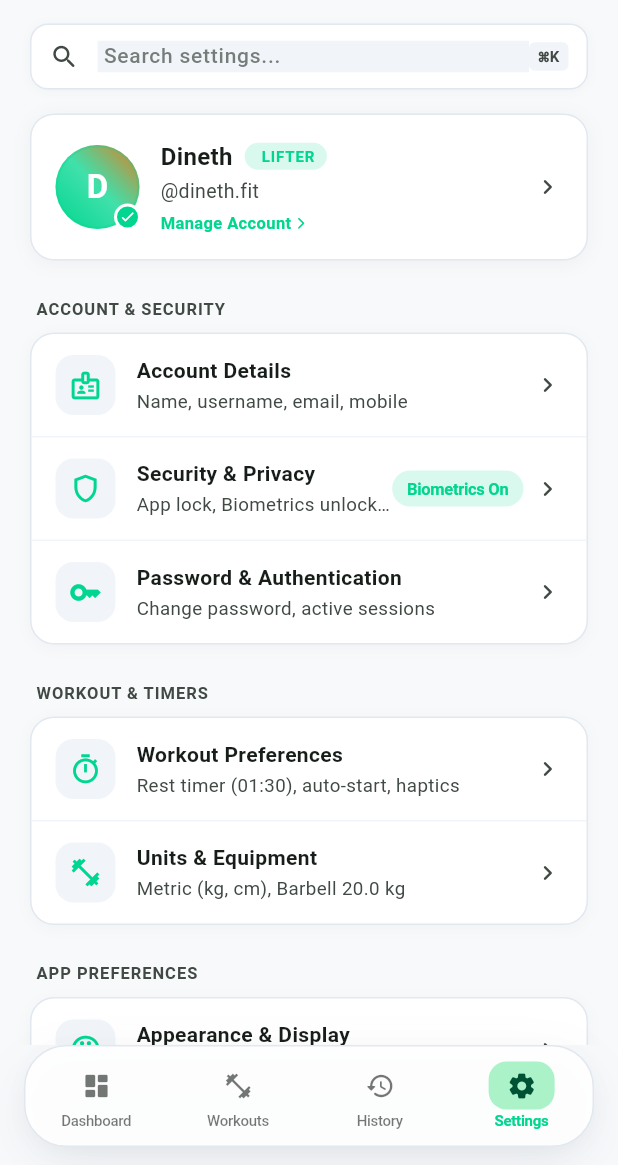
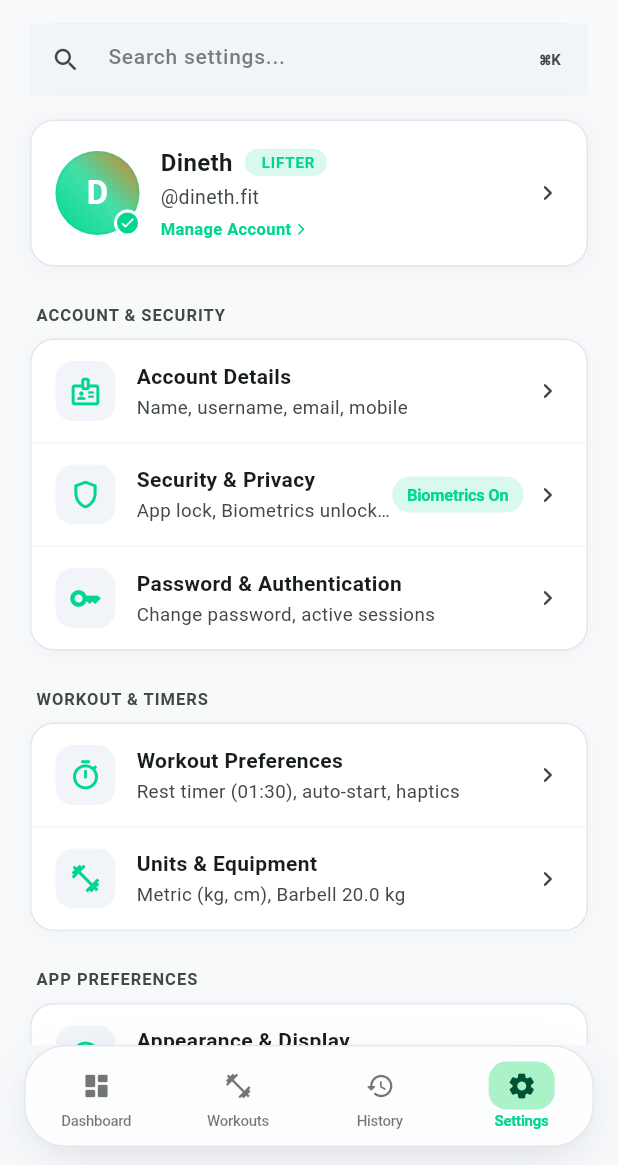
Before and after one commit to MasterDineth/FitTrack, a Flutter app: the SettingsScreen screen opened by its route, on a phone screen of 412 x 824 dp, the part 71-1236 px from its top. Run offline on Flutter 3.47's test engine with Material 3 defaults, Android fonts, the phone set to English and light mode, and no system bars; drawn by our look-alikes of dynamic_color; our stand-ins replace flutter_riverpod, freezed_annotation, go_router, image_picker, local_auth, riverpod_annotation and 2 more; accounts and stored records are empty; generated files the repository leaves out were written again; Roboto replaces fonts that are missing (Plus Jakarta Sans).

Commit message:
Refine settings search bar styling
Simplified the settings search UI by replacing the custom row wrapper with a single disabled TextField using InputDecoration prefix/suffix icons. The container now uses `surfaceContainerHighest` with a larger radius, and the old fixed height, border, and shadow styling were removed for a cleaner Material-consistent appearance.

```diff
--- a/fittrack/lib/presentation/screens/settings_screen.dart
+++ b/fittrack/lib/presentation/screens/settings_screen.dart
@@ -367,35 +367,13 @@ class SettingsScreen extends ConsumerWidget {
     final theme = Theme.of(context);
     final colorScheme = theme.colorScheme;
     final isDark = theme.brightness == Brightness.dark;
-    final cardBg = theme.cardTheme.color ?? colorScheme.surface;
-    final border = isDark ? const Color(0xFF334155) : const Color(0xFFE2E8F0);
     final iconBg = isDark ? const Color(0xFF1E293B) : const Color(0xFFF1F5F9);
 
     return Container(
-      height: 44,
       decoration: BoxDecoration(
-        color: cardBg,
-        borderRadius: BorderRadius.circular(12),
-        border: Border.all(color: border),
-        boxShadow: [
-          BoxShadow(
-            color: Colors.black.withValues(alpha: isDark ? 0.15 : 0.03),
-            blurRadius: 6,
-            offset: const Offset(0, 1),
+        color: Theme.of(context).colorScheme.surfaceContainerHighest,
+        borderRadius: BorderRadius.circular(16),
       ),
-        ],
-      ),
-      child: Row(
-        children: [
-          Padding(
-            padding: const EdgeInsets.symmetric(horizontal: 12),
-            child: Icon(
-              Icons.search_rounded,
-              size: 20,
-              color: colorScheme.onSurfaceVariant,
-            ),
-          ),
-          Expanded(
       child: TextField(
         enabled: false,
         style: TextStyle(
@@ -410,18 +388,20 @@ class SettingsScreen extends ConsumerWidget {
             fontSize: 14,
             color: colorScheme.onSurfaceVariant.withValues(alpha: 0.7),
           ),
-                border: InputBorder.none,
-                enabledBorder: InputBorder.none,
-                focusedBorder: InputBorder.none,
-                isDense: true,
-                contentPadding: EdgeInsets.zero,
+          prefixIcon: Icon(
+            Icons.search_rounded,
+            size: 20,
+            color: Theme.of(context).colorScheme.onSurfaceVariant,
           ),
-            ),
-          ),
-          Padding(
+          suffixIcon: Padding(
             padding: const EdgeInsets.only(right: 12),
-            child: Container(
-              padding: const EdgeInsets.symmetric(horizontal: 6, vertical: 2),
+            child: Row(
+              mainAxisSize: MainAxisSize.min,
+              mainAxisAlignment: MainAxisAlignment.end,
+              children: [
+                Container(
+                  padding:
+                      const EdgeInsets.symmetric(horizontal: 6, vertical: 2),
                   decoration: BoxDecoration(
                     color: iconBg,
                     borderRadius: BorderRadius.circular(4),
@@ -436,8 +416,15 @@ class SettingsScreen extends ConsumerWidget {
                     ),
                   ),
                 ),
+              ],
             ),
-        ],
+          ),
+          border: InputBorder.none,
+          enabledBorder: InputBorder.none,
+          focusedBorder: InputBorder.none,
+          isDense: true,
+          contentPadding: const EdgeInsets.symmetric(vertical: 12),
+        ),
       ),
     );
   }
```
Lines whose indentation alone changed are shown as unchanged.
